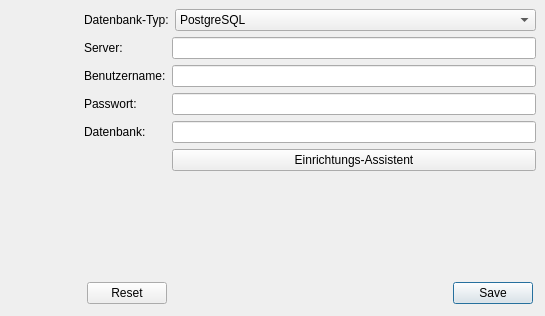
Above: app/settingswidget.ui from turnfix/turnfix before the change. Below: the same form after it.
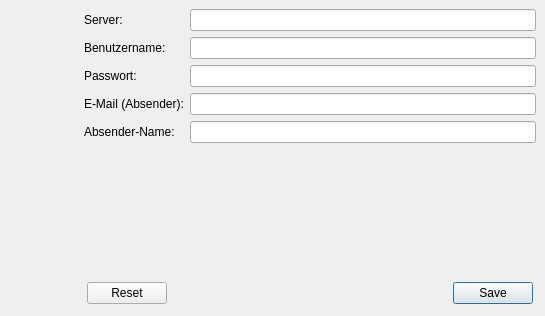
That is the form after the change. Icons and pictures are not drawn. Custom widgets are drawn as their Qt base class.

Commit message: Refactor login and database management

Patch:
```diff
--- a/app/settingswidget.ui
+++ b/app/settingswidget.ui
@@ -34,189 +34,6 @@
      <property name="currentIndex">
       <number>0</number>
      </property>
-     <widget class="QWidget" name="databasePage">
-      <layout class="QGridLayout" name="gridLayout_13">
-       <item row="0" column="0">
-        <widget class="QLabel" name="databaseTypeLabel">
-         <property name="sizePolicy">
-          <sizepolicy hsizetype="Fixed" vsizetype="Preferred">
-           <horstretch>0</horstretch>
-           <verstretch>0</verstretch>
-          </sizepolicy>
-         </property>
-         <property name="text">
-          <string>Datenbank-Typ:</string>
-         </property>
-        </widget>
-       </item>
-       <item row="0" column="1">
-        <widget class="QComboBox" name="databaseTypeCombo">
-         <item>
-          <property name="text">
-           <string>PostgreSQL</string>
-          </property>
-         </item>
-         <item>
-          <property name="text">
-           <string>SQLite</string>
-          </property>
-         </item>
-        </widget>
-       </item>
-       <item row="1" column="0" colspan="2">
-        <widget class="QStackedWidget" name="databaseStack">
-         <property name="sizePolicy">
-          <sizepolicy hsizetype="Preferred" vsizetype="Fixed">
-           <horstretch>0</horstretch>
-           <verstretch>0</verstretch>
-          </sizepolicy>
-         </property>
-         <property name="currentIndex">
-          <number>0</number>
-         </property>
-         <widget class="QWidget" name="postgresPage">
-          <property name="sizePolicy">
-           <sizepolicy hsizetype="Preferred" vsizetype="Fixed">
-            <horstretch>0</horstretch>
-            <verstretch>0</verstretch>
-           </sizepolicy>
-          </property>
-          <layout class="QGridLayout" name="gridLayout_12">
-           <property name="leftMargin">
-            <number>0</number>
-           </property>
-           <property name="topMargin">
-            <number>0</number>
-           </property>
-           <property name="rightMargin">
-            <number>0</number>
-           </property>
-           <property name="bottomMargin">
-            <number>0</number>
-           </property>
-           <item row="0" column="0">
-            <widget class="QLabel" name="databaseServerLabel">
-             <property name="text">
-              <string>Server:</string>
-             </property>
-            </widget>
-           </item>
-           <item row="0" column="1">
-            <widget class="QLineEdit" name="databaseServerText"/>
-           </item>
-           <item row="1" column="0">
-            <widget class="QLabel" name="databaseUserLabel">
-             <property name="text">
-              <string>Benutzername:</string>
-             </property>
-            </widget>
-           </item>
-           <item row="1" column="1">
-            <widget class="QLineEdit" name="databaseUserText"/>
-           </item>
-           <item row="2" column="0">
-            <widget class="QLabel" name="databasePasswordLabel">
-             <property name="text">
-              <string>Passwort:</string>
-             </property>
-            </widget>
-           </item>
-           <item row="2" column="1">
-            <widget class="QLineEdit" name="databasePasswordText">
-             <property name="echoMode">
-              <enum>QLineEdit::Password</enum>
-             </property>
-            </widget>
-           </item>
-           <item row="3" column="0">
-            <widget class="QLabel" name="databaseLabel">
-             <property name="text">
-              <string>Datenbank:</string>
-             </property>
-            </widget>
-           </item>
-           <item row="3" column="1">
-            <widget class="QLineEdit" name="databaseText"/>
-           </item>
-           <item row="4" column="1">
-            <widget class="QPushButton" name="databaseAssistantButton">
-             <property name="text">
-              <string>Einrichtungs-Assistent</string>
-             </property>
-            </widget>
-           </item>
-          </layout>
-         </widget>
-         <widget class="QWidget" name="sqlitePage">
-          <layout class="QGridLayout" name="gridLayout">
-           <property name="leftMargin">
-            <number>0</number>
-           </property>
-           <property name="topMargin">
-            <number>0</number>
-           </property>
-           <property name="rightMargin">
-            <number>0</number>
-           </property>
-           <property name="bottomMargin">
-            <number>0</number>
-           </property>
-           <item row="0" column="0">
-            <widget class="QLabel" name="databaseFileLabel">
-             <property name="text">
-              <string>Dateiname:</string>
-             </property>
-            </widget>
-           </item>
-           <item row="0" column="1">
-            <widget class="QLineEdit" name="databaseFileText"/>
-           </item>
-           <item row="0" column="2">
-            <widget class="QToolButton" name="databaseFileButton">
-             <property name="text">
-              <string>...</string>
-             </property>
-            </widget>
-           </item>
-           <item row="1" column="0" colspan="3">
-            <spacer name="verticalSpacer">
-             <property name="orientation">
-              <enum>Qt::Vertical</enum>
-             </property>
-             <property name="sizeHint" stdset="0">
-              <size>
-               <width>20</width>
-               <height>40</height>
-              </size>
-             </property>
-            </spacer>
-           </item>
-           <item row="0" column="3">
-            <widget class="QToolButton" name="databaseCreateButton">
-             <property name="text">
-              <string>Neu</string>
-             </property>
-            </widget>
-           </item>
-          </layout>
-         </widget>
-        </widget>
-       </item>
-       <item row="4" column="0" colspan="2">
-        <spacer name="verticalSpacer_4">
-         <property name="orientation">
-          <enum>Qt::Vertical</enum>
-         </property>
-         <property name="sizeHint" stdset="0">
-          <size>
-           <width>20</width>
-           <height>40</height>
-          </size>
-         </property>
-        </spacer>
-       </item>
-      </layout>
-     </widget>
      <widget class="QWidget" name="emailPage">
       <layout class="QGridLayout" name="gridLayout_14">
        <item row="0" column="0">
```
Left out of the diff: 31 changed lines with no effect on the pictures. The commit also changes 144 other files.
